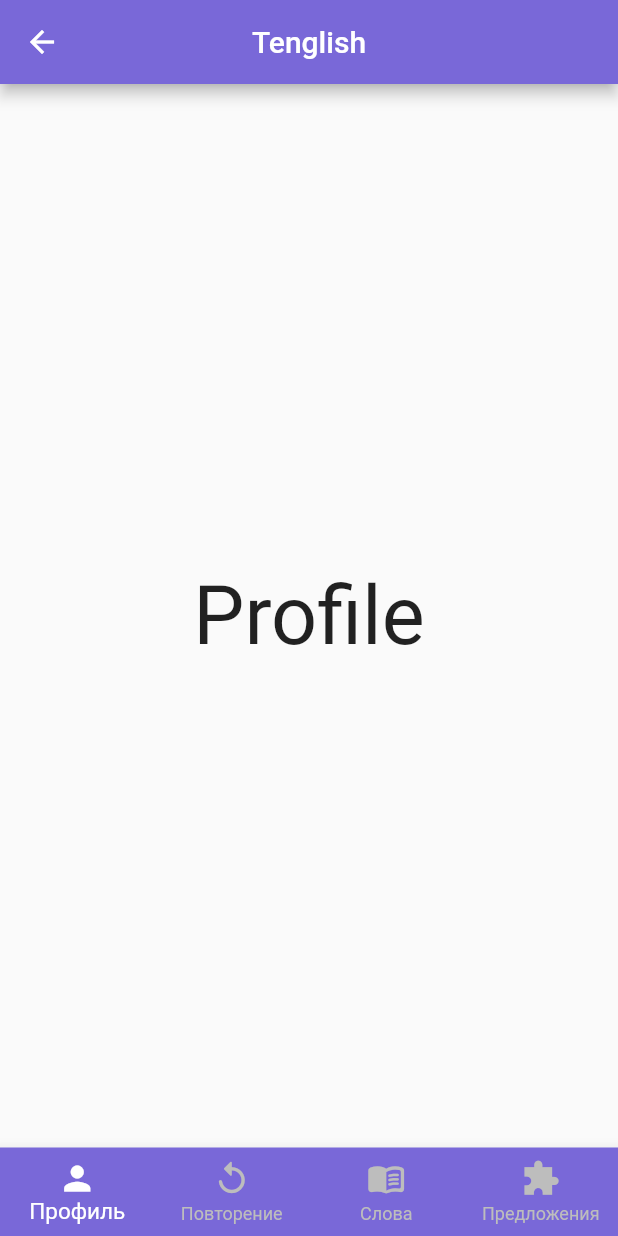
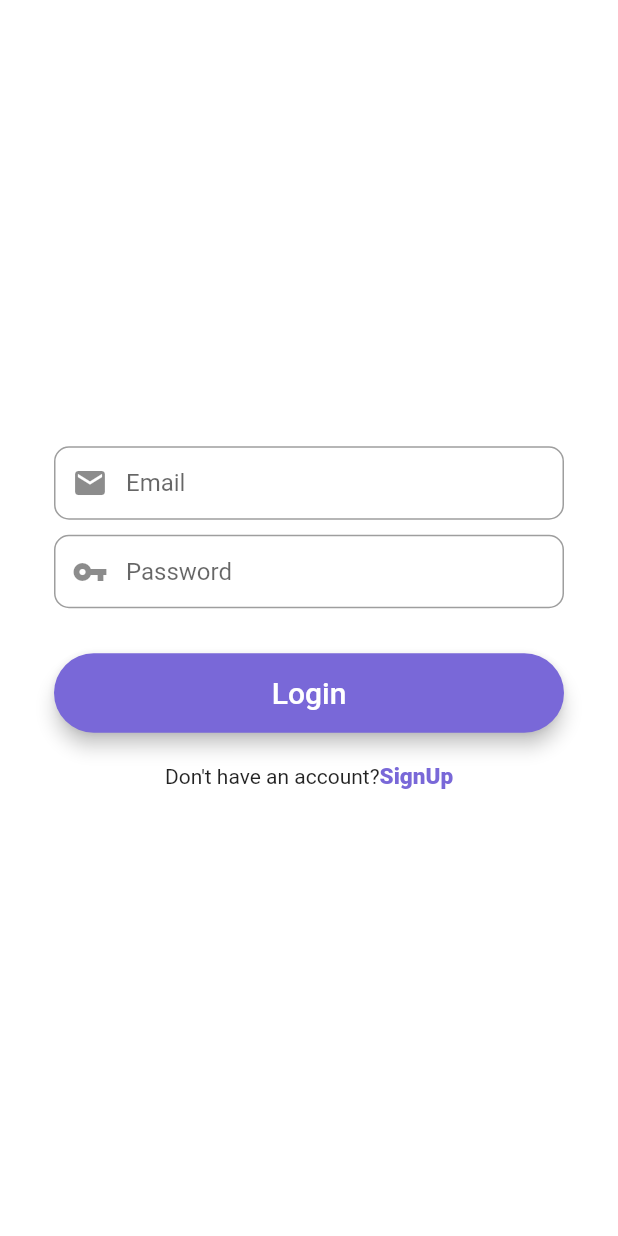
Before and after one commit to dmitry-lyovochkin/English_application, a Flutter app: the screen it shows after launch, after a tap on "Login", on a phone screen of 412 x 824 dp. Run offline on Flutter 3.47's test engine with Material 2 defaults, Android fonts, the light colour scheme and no system bars; our stand-ins replace firebase_auth; accounts and stored records are empty.

```diff
--- a/lib/main.dart
+++ b/lib/main.dart
@@ -1,4 +1,5 @@
 import 'package:english_application/widgets/Theme/app_color.dart';
+import 'package:english_application/widgets/auth_firebase/login_screen.dart';
 import 'package:english_application/widgets/main_screen/drawing_page/drawing_page.dart';
 import 'package:english_application/widgets/main_screen/main_screen_widget.dart';
 import 'package:english_application/widgets/main_screen/words_page.dart';
@@ -28,7 +29,7 @@ class MyApp extends StatelessWidget {
         ),
         initialRoute: '/auth',
         routes: {
-          '/auth': (context) => const AuthWidget(),
+          '/auth': (context) => const LoginScreenWidget(),
           '/main_screen': (context) => const MainScreenWidget(),
           '/main_screen/words_page': (context) => const PaintBoard(),
         },
--- /dev/null
+++ b/lib/widgets/auth_firebase/login_screen.dart
@@ -0,0 +1,116 @@
+import 'package:english_application/widgets/Theme/app_button_style.dart';
+import 'package:english_application/widgets/Theme/app_color.dart';
+import 'package:flutter/material.dart';
+
+class LoginScreenWidget extends StatefulWidget {
+  const LoginScreenWidget({Key? key}) : super(key: key);
+
+  @override
+  _LoginScreenWidgetState createState() => _LoginScreenWidgetState();
+}
+
+class _LoginScreenWidgetState extends State<LoginScreenWidget> {
+  final _formKey = GlobalKey<FormState>();
+
+  final TextEditingController emailController = new TextEditingController();
+  final TextEditingController passwordController = new TextEditingController();
+
+  @override
+  Widget build(BuildContext context) {
+    final emailField = TextFormField(
+      autofocus: false,
+      controller: emailController,
+      keyboardType: TextInputType.emailAddress,
+      onSaved: (value) {
+        emailController.text = value!;
+      },
+      textInputAction: TextInputAction.next,
+      decoration: InputDecoration(
+          prefixIcon: const Icon(Icons.mail),
+          contentPadding: const EdgeInsets.fromLTRB(20, 15, 20, 15),
+          hintText: "Email",
+          border: OutlineInputBorder(
+            borderRadius: BorderRadius.circular(10),
+          )),
+    );
+
+    final passwordField = TextFormField(
+      autofocus: false,
+      controller: passwordController,
+      obscureText: true,
+      /* скроет пароль */
+      onSaved: (value) {
+        passwordController.text = value!;
+      },
+      textInputAction: TextInputAction.done,
+      decoration: InputDecoration(
+          prefixIcon: const Icon(Icons.vpn_key),
+          contentPadding: const EdgeInsets.fromLTRB(20, 15, 20, 15),
+          hintText: "Password",
+          border: OutlineInputBorder(
+            borderRadius: BorderRadius.circular(10),
+          )),
+    );
+
+    final loginButton = Material(
+        elevation: 5,
+        borderRadius: BorderRadius.circular(30),
+        color: AppColors.mainColorApp,
+        child: MaterialButton(
+          padding: const EdgeInsets.fromLTRB(20, 15, 20, 15),
+          minWidth: MediaQuery.of(context).size.width,
+          onPressed: () {},
+          child: const Text(
+            "Login",
+            textAlign: TextAlign.center,
+            style: TextStyle(
+              fontSize: 20,
+              color: Colors.white,
+            ),
+          ),
+        ));
+    return Scaffold(
+        backgroundColor: Colors.white,
+        body: Center(
+            child: SingleChildScrollView(
+          child: Container(
+            color: Colors.white,
+            child: Padding(
+              /* обернул в padding, чтоб все три поля уравнять по центру с одинаковыми отступами */
+              padding: const EdgeInsets.all(36.0),
+              child: Form(
+                  key: _formKey,
+                  child: Column(
+                    mainAxisAlignment: MainAxisAlignment.center,
+                    crossAxisAlignment: CrossAxisAlignment.center,
+                    children: <Widget>[
+                      emailField,
+                      const SizedBox(height: 10),
+                      passwordField,
+                      const SizedBox(height: 30),
+                      loginButton,
+                      const SizedBox(height: 20),
+                      Row(
+                        mainAxisAlignment: MainAxisAlignment.center,
+                        children: <Widget>[
+                          const Text("Don't have an account?"),
+                          GestureDetector(
+                            onTap: () {},
+                            child: const Text(
+                              "SignUp",
+                              style: TextStyle(
+                                color: AppColors.mainColorApp,
+                                fontWeight: FontWeight.w800,
+                                fontSize: 15,
+                              )
+                            ),
+                          )
+                        ],
+                      )
+                    ],
+                  )),
+            ),
+          ),
+        )));
+  }
+}
--- /dev/null
+++ b/lib/widgets/auth_firebase/user_dao.dart
@@ -0,0 +1,19 @@
+import 'package:firebase_auth/firebase_auth.dart';
+import 'package:flutter/foundation.dart';
+
+// /Flutter_Apprentice_v2.0.0.
+class UserDao extends ChangeNotifier {
+  final auth = FirebaseAuth.instance;
+}
+
+// bool isLoggedIn() {
+  // return auth.currentUser != null;
+// }
+
+String? userId() {
+  // return auth.currentUser?.uld;
+}
+
+String? email() {
+  // return auth.currentUser?.email;
+}
```
Also changed, not shown: lib/widgets/auth_firebase/home_screem.dart (added), lib/widgets/auth_firebase/registration_screen.dart (added).
